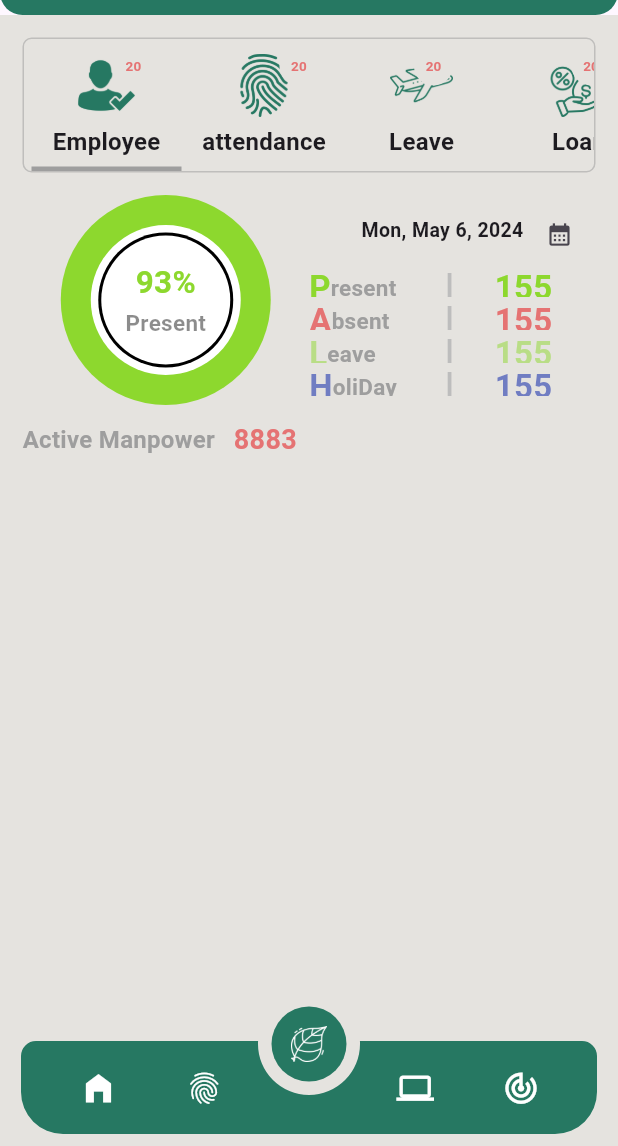
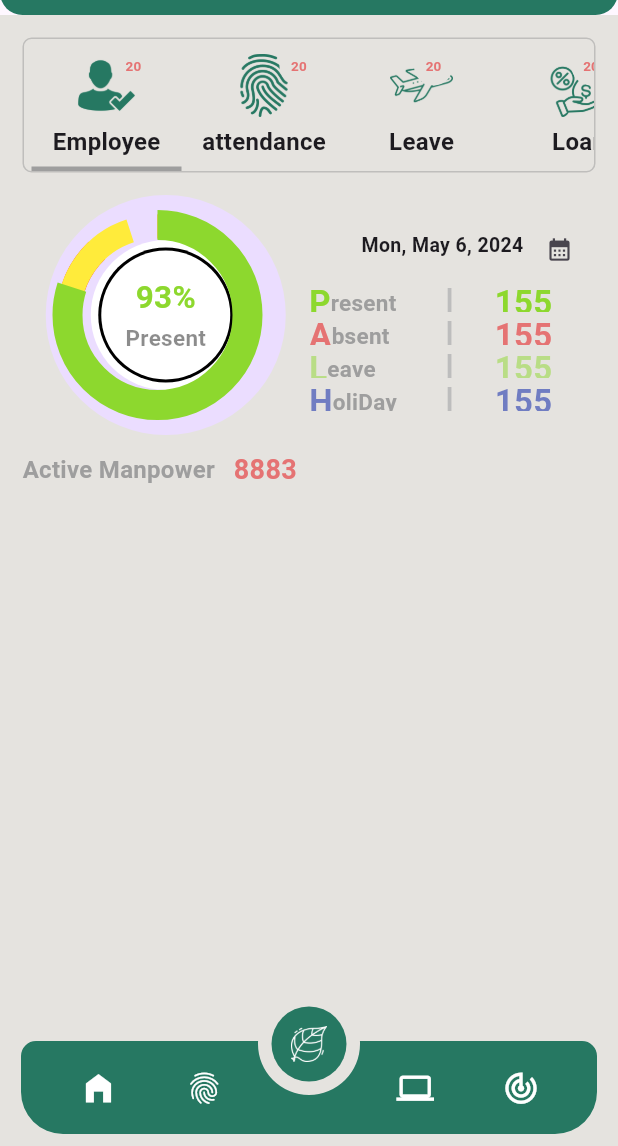
Before and after one commit to uzzalbiswas171/JIBIKA-PLEXUS, a Flutter app: the screen it shows after launch, on a phone screen of 412 x 824 dp, the part 90-1236 px from its top. Run offline on Flutter 3.47's test engine with Material 3 defaults, Android fonts, the phone set to English and light mode, and no system bars; drawn by our look-alikes of animated_notch_bottom_bar, percent_indicator; our stand-ins replace google_fonts.

Commit message:
second part done

```diff
--- a/lib/View/HomeScreen/main_home.dart
+++ b/lib/View/HomeScreen/main_home.dart
@@ -4,6 +4,7 @@ import 'package:flutter/widgets.dart';
 import 'package:intl/intl.dart';
 import 'package:jibica_plexus/CustomWidget/CustomText/custom_text.dart';
 import 'package:jibica_plexus/constant.dart';
+import 'package:percent_indicator/circular_percent_indicator.dart';
 
 class MainHomeScreen extends StatefulWidget {
   const MainHomeScreen({Key? key}) : super(key: key);
@@ -111,7 +112,10 @@ class _MainHomeScreenState extends State<MainHomeScreen> {
                   children: [
                     Row(
                       children: [
-                        Expanded(child: Container(
+                        Expanded(
+                            child: Stack(
+                              children: [
+                                Container(
                                 decoration: BoxDecoration(
                                   borderRadius: BorderRadius.only(
                                       bottomLeft: Radius.circular(11),
@@ -121,8 +125,8 @@ class _MainHomeScreenState extends State<MainHomeScreen> {
                                                           ),
                                                           child: Center(
                                 child: CircleAvatar(
-                              radius: 70,
-                              backgroundColor: barColor,
+                                  radius: 80,
+                                 // backgroundColor: Colors.white,
                                   child: CircleAvatar(
                                     radius: 50,
                                     backgroundColor: Colors.white,
@@ -146,6 +150,44 @@ class _MainHomeScreenState extends State<MainHomeScreen> {
                                   ),
                                 ),
                                                           ),
+                                                        ),
+
+
+                                Positioned(
+                                  top: 13,
+                                  left: 23,
+                                  child: CircularPercentIndicator(
+                                    radius: 67.0,
+                                    lineWidth: 16.0,
+                                    percent: 0.88,
+                                    backgroundColor: Colors.grey.withOpacity(0),
+                                    progressColor: Colors.red,
+                                  ),),
+
+
+                                Positioned(
+                                  top: 13,
+                                  left: 23,
+                                  child: CircularPercentIndicator(
+                                    radius: 67.0,
+                                    lineWidth: 16.0,
+                                    percent: 0.95,
+                                    backgroundColor: Colors.grey.withOpacity(0),
+                                    progressColor: Colors.yellow,
+                                  ),),
+
+                                Positioned(
+                                  top: 10,
+                                  left: 20,
+                                  child: CircularPercentIndicator(
+                                    radius: 70.0,
+                                    lineWidth: 20.0,
+                                    percent: 0.8,
+                                    backgroundColor: Colors.grey.withOpacity(0),
+                                    progressColor: barColor,
+                                  ),),
+
+                              ],
                             )),
                         ///Second part start
                         Expanded(
@@ -333,7 +375,10 @@ class _MainHomeScreenState extends State<MainHomeScreen> {
                     )
                   ],
                 ),
-              )
+              ),
+
+
+
             ],
           ),
         ),
--- a/pubspec.yaml
+++ b/pubspec.yaml
@@ -45,6 +45,7 @@ dependencies:
   another_flushbar: ^1.12.30
   connectivity_plus: ^5.0.2
   intl: ^0.19.0
+  percent_indicator: ^4.2.3
 
 dev_dependencies:
   flutter_test:
```
Also changed, not shown: pubspec.lock. Lines whose indentation alone changed are shown as unchanged.
